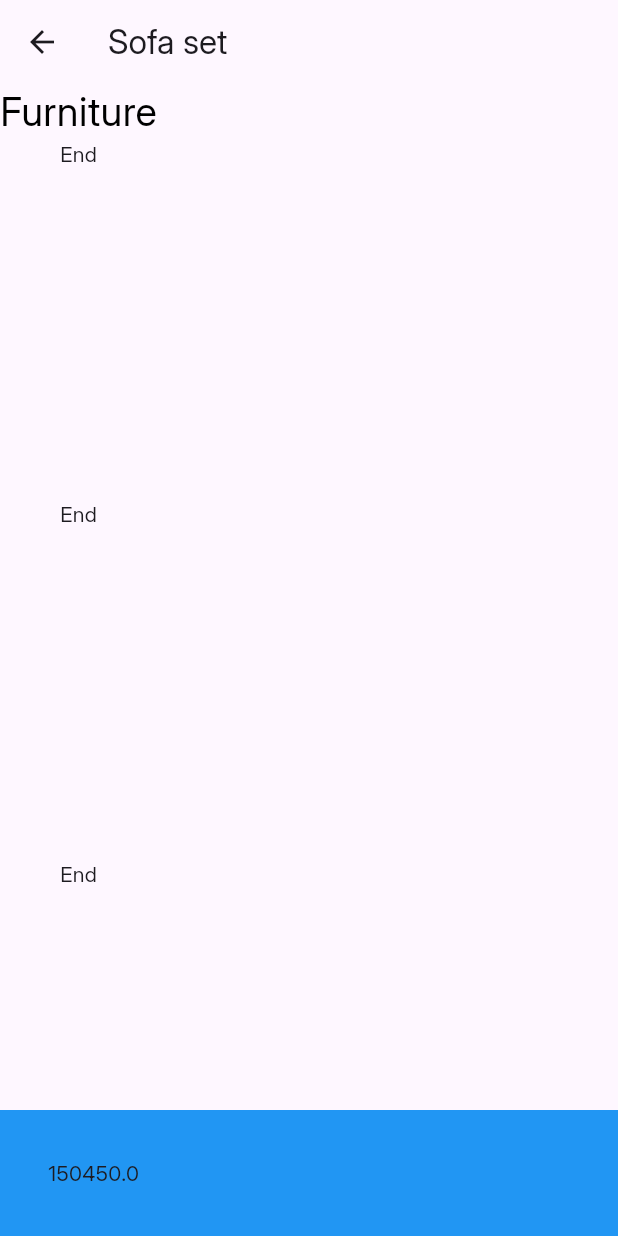
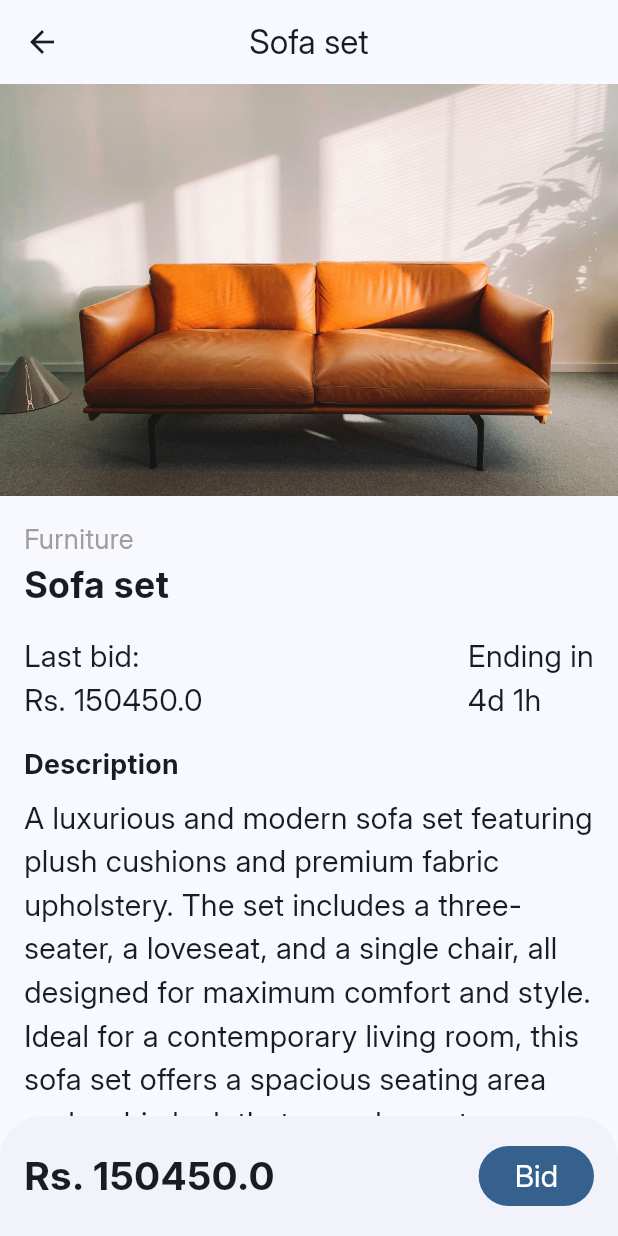
Before and after one commit to dilankayasuru/bidgrab-mobile, a Flutter app: the screen it shows after launch, scrolled down 268 dp, after a tap on "View Auction", on a phone screen of 412 x 824 dp. Run offline on Flutter 3.47's test engine with Material 3 defaults, Android fonts, the phone set to English and light mode, and no system bars.

Commit message:
Customise themes and add product view

```diff
--- a/lib/components/itemCard.dart
+++ b/lib/components/itemCard.dart
@@ -1,6 +1,8 @@
 import 'package:bidgrab/models/item.dart';
+import 'package:bidgrab/models/theme.dart';
 import 'package:bidgrab/screens/products/productView.dart';
 import 'package:flutter/material.dart';
+import 'package:provider/provider.dart';
 
 class ItemCard extends StatelessWidget {
   const ItemCard({super.key, required this.item});
@@ -9,12 +11,13 @@ class ItemCard extends StatelessWidget {
 
   @override
   Widget build(BuildContext context) {
-    return Container(
+    return Consumer<ThemeProvider>(
+      builder: (context, value, child) => Container(
         clipBehavior: Clip.hardEdge,
         margin: const EdgeInsets.only(right: 16),
-      decoration: const BoxDecoration(
-        borderRadius: BorderRadius.all(Radius.circular(16)),
-        boxShadow: [
+        decoration: BoxDecoration(
+          borderRadius: const BorderRadius.all(Radius.circular(16)),
+          boxShadow: const [
             BoxShadow(
               blurRadius: 15,
               offset: Offset(4, 9),
@@ -23,7 +26,8 @@ class ItemCard extends StatelessWidget {
               spreadRadius: 3,
             )
           ],
-        color: Colors.white,
+          // color: Colors.white,
+          color: value.darkModeEnabled ? Colors.white10 : Colors.white,
         ),
         width: 280,
         child: Column(
@@ -54,7 +58,8 @@ class ItemCard extends StatelessWidget {
                       ),
                       Text(
                         item.category,
-                      style: const TextStyle(color: Colors.grey, fontSize: 16),
+                        style:
+                            const TextStyle(color: Colors.grey, fontSize: 16),
                       )
                     ],
                   ),
@@ -74,10 +79,11 @@ class ItemCard extends StatelessWidget {
                           Container(
                             padding: const EdgeInsets.fromLTRB(16, 8, 16, 8),
                             decoration: BoxDecoration(
-                              color: Colors.blueGrey.shade50,
+                                color: value.darkModeEnabled ? Colors.white10 : Colors.blueGrey.shade50,
                                 borderRadius:
                                     const BorderRadius.all(Radius.circular(8)),
-                              border: Border.all(color: Colors.blue.shade100)),
+                                border:
+                                    Border.all(color: value.darkModeEnabled ? Colors.white10 : Colors.blue.shade100)),
                             child: Text(
                               "Rs. ${item.lastBid}",
                               style: const TextStyle(fontSize: 16),
@@ -95,10 +101,11 @@ class ItemCard extends StatelessWidget {
                           Container(
                             padding: const EdgeInsets.fromLTRB(16, 8, 16, 8),
                             decoration: BoxDecoration(
-                              color: Colors.blueGrey.shade50,
+                                color: value.darkModeEnabled ? Colors.white10 : Colors.blueGrey.shade50,
                                 borderRadius:
                                     const BorderRadius.all(Radius.circular(8)),
-                              border: Border.all(color: Colors.blue.shade100)),
+                                border:
+                                    Border.all(color: value.darkModeEnabled ? Colors.white10 : Colors.blue.shade100)),
                             child: Text(
                               "${item.endingIn} left",
                               style: const TextStyle(fontSize: 16),
@@ -141,6 +148,7 @@ class ItemCard extends StatelessWidget {
             ),
           ],
         ),
+      ),
     );
   }
 }
--- a/lib/main.dart
+++ b/lib/main.dart
@@ -7,8 +7,6 @@ import 'package:bidgrab/screens/signin/SignIn.dart';
 import 'package:bidgrab/screens/signup/SignUp.dart';
 import 'package:flutter/material.dart';
 import 'package:provider/provider.dart';
-
-import 'models/item.dart';
 
 void main() {
   runApp(
@@ -49,9 +47,12 @@ class MyApp extends StatelessWidget {
         theme: ThemeData(
           fontFamily: "Inter",
           useMaterial3: true,
+          colorSchemeSeed: Colors.blue,
         ),
-        darkTheme: ThemeData.dark(
+        darkTheme: ThemeData(
           useMaterial3: true,
+          brightness: Brightness.dark,
+          colorSchemeSeed: Colors.blue,
         ),
       ),
     );
--- a/lib/models/UserProvider.dart
+++ b/lib/models/UserProvider.dart
@@ -1,4 +1,3 @@
-import 'package:bidgrab/screens/profile/profile.dart';
 import 'package:flutter/material.dart';
 
 class Userprovider with ChangeNotifier {
--- a/lib/models/data.dart
+++ b/lib/models/data.dart
@@ -9,6 +9,8 @@ class DataModel {
       lastBid: 150450.00,
       endingIn: '4d 1h',
       image: 'sofa.jpg',
+      description:
+          'A luxurious and modern sofa set featuring plush cushions and premium fabric upholstery. The set includes a three-seater, a loveseat, and a single chair, all designed for maximum comfort and style. Ideal for a contemporary living room, this sofa set offers a spacious seating area and a chic look that complements any home décor.',
     ),
     Item(
       title: 'IPhone 15',
@@ -16,6 +18,8 @@ class DataModel {
       lastBid: 250000.00,
       endingIn: '6d 4h',
       image: 'iphone.jpg',
+      description:
+          'The latest model in Apples iPhone series, the iPhone 15 boasts cutting-edge technology with a sleek design. Featuring an advanced camera system, powerful A16 Bionic chip, and vibrant Super Retina XDR display, it provides a superior user experience. Equipped with 5G capability and extended battery life, the iPhone 15 is perfect for tech enthusiasts and professionals alike.',
     ),
     Item(
       title: 'Macbook Air',
@@ -23,6 +27,7 @@ class DataModel {
       lastBid: 250000.00,
       endingIn: '3d 5h',
       image: 'laptop.jpg',
+      description: "This ultra-lightweight MacBook Air is powered by the Apple M2 chip, offering a significant performance boost while maintaining exceptional power efficiency. With a stunning 13.6-inch Retina display and a fanless design for silent operation, it’s perfect for both creative professionals and casual users who value portability and power",
     ),
     Item(
       title: 'Sport shoes',
@@ -30,6 +35,7 @@ class DataModel {
       lastBid: 7500.00,
       endingIn: '1d 3h',
       image: 'shoe.jpg',
+      description: "High-performance sport shoes designed for athletes and fitness enthusiasts. Made from breathable material, these shoes provide excellent support and traction, making them ideal for running, training, or casual wear. The ergonomic design ensures comfort, while the durable sole is built to withstand rigorous activity.",
     ),
     Item(
       title: 'Over size t-shirt',
@@ -37,6 +43,7 @@ class DataModel {
       lastBid: 1540.00,
       endingIn: '1h 2m',
       image: 'tshirt.jpg',
+      description: "Trendy and comfortable oversized T-shirt crafted from soft, high-quality cotton. Perfect for a relaxed, casual look, it features a loose fit that pairs well with jeans, shorts, or leggings. Available in various colors, this T-shirt is a versatile wardrobe essential that blends style with comfort.",
     ),
   ];
 
--- a/lib/models/item.dart
+++ b/lib/models/item.dart
@@ -4,11 +4,14 @@ class Item {
   final double lastBid;
   final String endingIn;
   final String image;
+  final String description;
 
-  Item(
-      {required this.title,
-      required this.category,
-      required this.lastBid,
-      required this.endingIn,
-      required this.image});
+  Item({
+    required this.title,
+    required this.category,
+    required this.lastBid,
+    required this.endingIn,
+    required this.image,
+    required this.description,
+  });
 }
--- a/lib/screens/home/components/CategoryTab.dart
+++ b/lib/screens/home/components/CategoryTab.dart
@@ -1,5 +1,7 @@
 import 'package:bidgrab/models/category.dart';
+import 'package:bidgrab/models/theme.dart';
 import 'package:flutter/material.dart';
+import 'package:provider/provider.dart';
 
 class CategoryTab extends StatelessWidget {
   const CategoryTab({super.key, required this.category});
@@ -8,7 +10,8 @@ class CategoryTab extends StatelessWidget {
 
   @override
   Widget build(BuildContext context) {
-    return ElevatedButton(
+    return Consumer<ThemeProvider>(
+      builder: (context, value, child) => ElevatedButton(
         onPressed: () {},
         child: Row(
           children: [
@@ -22,11 +25,12 @@ class CategoryTab extends StatelessWidget {
             Flexible(
               child: Text(
                 category.name,
-              style: const TextStyle(fontSize: 16, color: Colors.black),
+                style: TextStyle(fontSize: 16, color: value.darkModeEnabled ? Colors.white : Colors.black),
               ),
             ),
           ],
         ),
+      ),
     );
   }
 }
--- a/lib/screens/products/components/buttonsRow.dart
+++ b/lib/screens/products/components/buttonsRow.dart
@@ -1,5 +1,7 @@
 import 'package:bidgrab/models/category.dart';
+import 'package:bidgrab/models/theme.dart';
 import 'package:flutter/material.dart';
+import 'package:provider/provider.dart';
 
 class ButtonsRow extends StatelessWidget {
   const ButtonsRow({super.key, required this.categories});
@@ -24,7 +26,13 @@ class ButtonsRow extends StatelessWidget {
                 fit: BoxFit.cover,
               ),
             ),
-            Text(category.name)
+            Consumer<ThemeProvider>(
+              builder: (context, value, child) => Text(
+                category.name,
+                style: TextStyle(
+                    color: value.darkModeEnabled ? Colors.white : Colors.black),
+              ),
+            )
           ],
         ),
       ));
--- a/lib/screens/products/components/itemCard.dart
+++ b/lib/screens/products/components/itemCard.dart
@@ -1,5 +1,6 @@
 import 'package:flutter/material.dart';
 import '../../../models/item.dart';
+import '../productView.dart';
 
 class ItemCard extends StatelessWidget {
   const ItemCard({super.key, required this.item});
@@ -8,7 +9,11 @@ class ItemCard extends StatelessWidget {
 
   @override
   Widget build(BuildContext context) {
-    return Column(
+    return InkWell(
+      onTap: () {
+        Navigator.pushNamed(context, Productview.id, arguments: item);
+      },
+      child: Column(
         crossAxisAlignment: CrossAxisAlignment.start,
         children: [
           Image(
@@ -35,6 +40,7 @@ class ItemCard extends StatelessWidget {
             style: const TextStyle(fontSize: 18, fontWeight: FontWeight.w600),
           ),
         ],
+      ),
     );
   }
 }
--- a/lib/screens/products/productView.dart
+++ b/lib/screens/products/productView.dart
@@ -3,11 +3,11 @@ import 'package:flutter/material.dart';
 
 class Productview extends StatelessWidget {
   const Productview({super.key});
+
   static String id = '/product';
 
   @override
   Widget build(BuildContext context) {
-
     final args = ModalRoute.of(context)!.settings.arguments as Item;
 
     return Scaffold(
@@ -18,29 +18,105 @@ class Productview extends StatelessWidget {
           },
           icon: const Icon(Icons.arrow_back),
         ),
+        centerTitle: true,
         title: Text(args.title),
       ),
       body: SingleChildScrollView(
         child: Column(
           children: [
-            Text(args.category, style: const TextStyle(color: Colors.black, fontSize: 26)),
-            const SizedBox(height: 240, child: Text("End"),),
-            const SizedBox(height: 240, child: Text("End"),),
-            const SizedBox(height: 240, child: Text("End"),),
-            const SizedBox(height: 240, child: Text("End"),),
-            const SizedBox(height: 240, child: Text("End"),),
-            const SizedBox(height: 240, child: Text("End"),),
-            const SizedBox(height: 240, child: Text("End"),),
-            const SizedBox(height: 240, child: Text("End"),),
-
+            SizedBox(
+              width: MediaQuery.of(context).size.width,
+              height: MediaQuery.of(context).size.height / 3,
+              child: Image(
+                image: AssetImage('images/items/${args.image}'),
+                fit: BoxFit.cover,
+              ),
+            ),
+            Padding(
+              padding: const EdgeInsets.all(16),
+              child: Column(
+                crossAxisAlignment: CrossAxisAlignment.start,
+                children: [
+                  Text(
+                    args.category,
+                    style: const TextStyle(
+                      color: Colors.grey,
+                      fontSize: 18,
+                    ),
+                  ),
+                  Text(
+                    args.title,
+                    style: const TextStyle(
+                      fontWeight: FontWeight.bold,
+                      fontSize: 24,
+                    ),
+                  ),
+                  const SizedBox(
+                    height: 16,
+                  ),
+                  Row(
+                    mainAxisAlignment: MainAxisAlignment.spaceBetween,
+                    children: [
+                      Text(
+                        'Last bid:\nRs. ${args.lastBid}',
+                        style: const TextStyle(
+                          fontSize: 20,
+                        ),
+                      ),
+                      Text(
+                        'Ending in\n${args.endingIn}',
+                        style: const TextStyle(
+                          fontSize: 20,
+                        ),
+                      ),
+                    ],
+                  ),
+                  const SizedBox(
+                    height: 16,
+                  ),
+                  const Text(
+                    "Description",
+                    style: TextStyle(fontSize: 18, fontWeight: FontWeight.bold),
+                  ),
+                  const SizedBox(
+                    height: 8,
+                  ),
+                  Text(
+                    args.description,
+                    style: const TextStyle(
+                      fontSize: 20,
+                    ),
+                  ),
+                  const SizedBox(
+                    height: 72,
+                  ),
+                ],
+              ),
+            ),
           ],
         ),
       ),
       bottomSheet: Container(
-        color: Colors.blue,
         width: double.infinity,
-        padding: const EdgeInsets.all(32),
-        child: Text(args.lastBid.toString()),
+        padding: const EdgeInsets.all(16),
+        child: Row(
+          mainAxisAlignment: MainAxisAlignment.spaceBetween,
+          children: [
+            Text(
+              'Rs. ${args.lastBid}',
+              style: const TextStyle(fontSize: 26, fontWeight: FontWeight.bold),
+            ),
+            FilledButton(
+              onPressed: () {},
+              child: const Text(
+                "Bid",
+                style: TextStyle(
+                  fontSize: 20,
+                ),
+              ),
+            )
+          ],
+        ),
       ),
     );
   }
--- a/lib/screens/profile/profile.dart
+++ b/lib/screens/profile/profile.dart
@@ -1,6 +1,4 @@
 import 'package:bidgrab/models/UserProvider.dart';
-import 'package:bidgrab/screens/home/home.dart';
-import 'package:bidgrab/screens/mainLayout.dart';
 import 'package:flutter/material.dart';
 import 'package:provider/provider.dart';
 
--- a/lib/screens/signin/SignIn.dart
+++ b/lib/screens/signin/SignIn.dart
@@ -4,7 +4,6 @@ import 'package:bidgrab/screens/signup/SignUp.dart';
 import 'package:flutter/material.dart';
 import 'package:provider/provider.dart';
 
-import '../profile/profile.dart';
 
 class Signin extends StatefulWidget {
   const Signin({super.key});
@@ -130,7 +129,7 @@ class _SigninState extends State<Signin> {
                         } else {
                           setState(() {
                             setError("");
-                            Navigator.pushNamed(context, Profile.id);
+                            Navigator.pushNamed(context, '/');
                           });
                         }
                       },
@@ -146,10 +145,13 @@ class _SigninState extends State<Signin> {
                       ),
                     ),
                   ),
+                  const SizedBox(
+                    height: 16,
+                  ),
                   Text(
                     error,
                     style: const TextStyle(
-                      fontSize: 20,
+                      fontSize: 18,
                       color: Colors.redAccent,
                     ),
                   )
```
Lines whose indentation alone changed are shown as unchanged.
